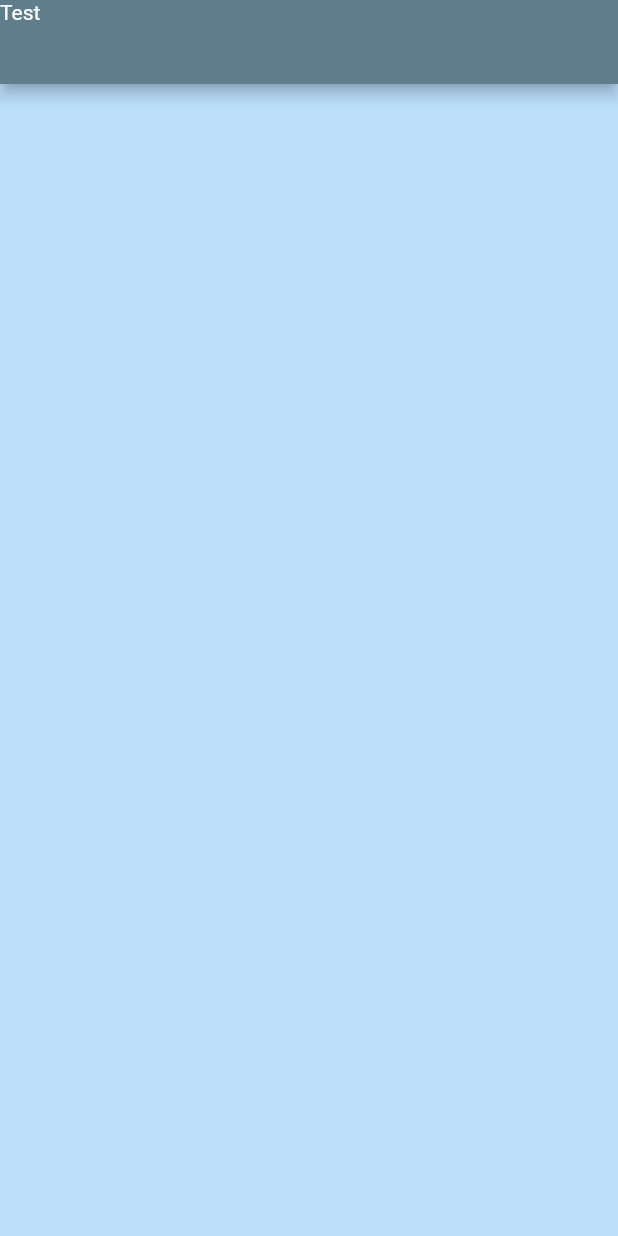
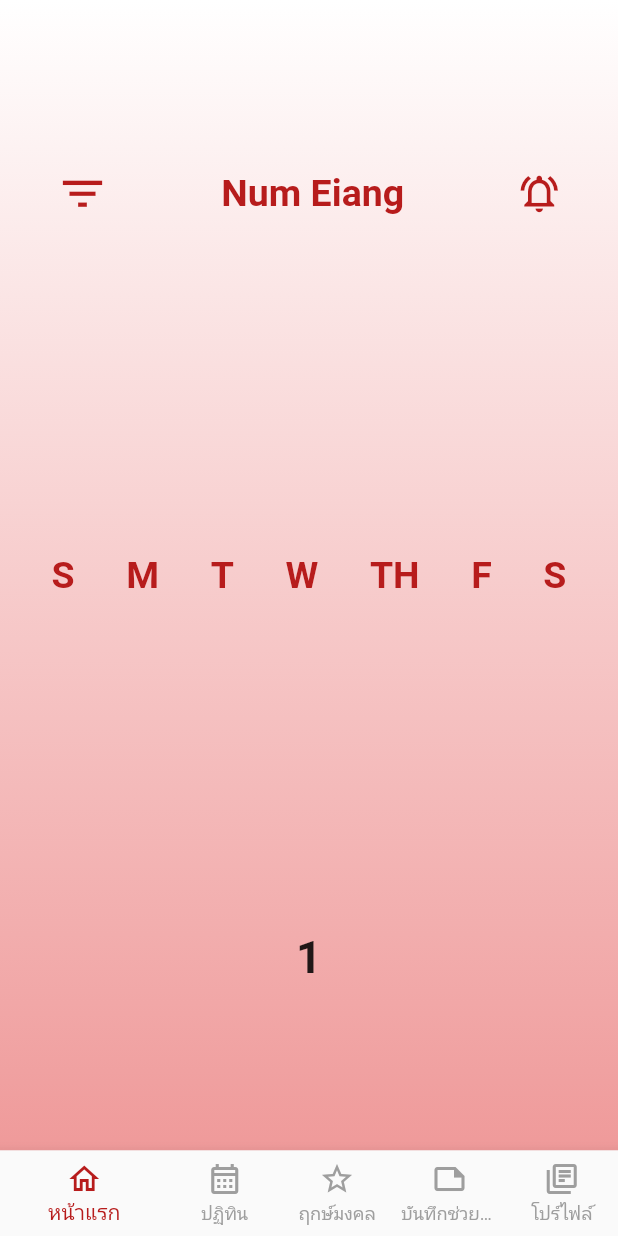
Before and after one commit to NNJio/FlutterTest_NumEiang, a Flutter app: the screen it shows after launch, on a phone screen of 412 x 824 dp. Run offline on Flutter 3.47's test engine with Material 2 defaults, Android fonts, the phone set to English and light mode, and no system bars.

Commit message:
[ADD] Items , contents and Navbar

```diff
--- a/lib/home.dart
+++ /dev/null
@@ -1,23 +0,0 @@
-import 'package:flutter/material.dart';
-import 'package:flutter/src/widgets/container.dart';
-import 'package:flutter/src/widgets/framework.dart';
-
-class HomeScreen extends StatelessWidget {
-  const HomeScreen({super.key});
-
-  @override
-  Widget build(BuildContext context) {
-    return Scaffold(
-      appBar: AppBar(
-        leading: const Text('Test'),
-      ),
-      body: Container(
-        width: MediaQuery.of(context).size.width,
-        height: MediaQuery.of(context).size.height,
-        decoration: BoxDecoration(
-          color: Colors.blue.shade100
-        ),
-      ),
-    );
-  }
-}
--- a/lib/main.dart
+++ b/lib/main.dart
@@ -1,5 +1,5 @@
 import 'package:flutter/material.dart';
-import 'package:test_project/home.dart';
+import 'package:test_project/screens/home.dart';
 
 void main() {
   runApp(const MyApp());
@@ -10,12 +10,9 @@ class MyApp extends StatelessWidget {
 
   @override
   Widget build(BuildContext context) {
-    return MaterialApp(
+    return const MaterialApp(
       debugShowCheckedModeBanner: false,
-      theme: ThemeData(
-        primarySwatch: Colors.blueGrey,
-      ),
-      home: const HomeScreen(),
+      home: HomeScreen(),
     );
   }
 }
--- /dev/null
+++ b/lib/screens/home.dart
@@ -0,0 +1,109 @@
+import 'package:flutter/material.dart';
+
+import '../widgets/day_row.dart';
+import '../widgets/header_row.dart';
+
+class HomeScreen extends StatefulWidget {
+  const HomeScreen({super.key});
+
+  @override
+  State<HomeScreen> createState() => _HomeScreenState();
+}
+
+class _HomeScreenState extends State<HomeScreen> {
+  int _selectedIndex = 0;
+  static const TextStyle optionStyle = TextStyle(
+    fontSize: 30,
+    fontWeight: FontWeight.bold,
+  );
+  static const List<Widget> _widgetOptions = <Widget>[
+    Text(
+      '1',
+      style: optionStyle,
+    ),
+    Text(
+      '2',
+      style: optionStyle,
+    ),
+    Text(
+      '3',
+      style: optionStyle,
+    ),
+    Text(
+      '4',
+      style: optionStyle,
+    ),
+    Text(
+      '5',
+      style: optionStyle,
+    ),
+  ];
+
+  void _onItemTapped(int index) {
+    setState(() {
+      _selectedIndex = index;
+    });
+  }
+
+  @override
+  Widget build(BuildContext context) {
+    return Scaffold(
+      body: Container(
+        width: MediaQuery.of(context).size.width,
+        height: MediaQuery.of(context).size.height,
+        decoration: BoxDecoration(
+          gradient: LinearGradient(
+            colors: [
+              Colors.white,
+              Colors.red.shade200,
+            ],
+            begin: Alignment.topCenter,
+            end: Alignment.bottomCenter,
+          ),
+        ),
+        child: Column(
+          mainAxisAlignment: MainAxisAlignment.spaceAround,
+          children: [
+            // Spacer(), //!
+            HeaderRow(),
+            // Spacer(), //!
+            DayRow(),
+            // Spacer(flex: 12), //!
+            Center(
+              child: _widgetOptions.elementAt(_selectedIndex),
+            ),
+          ],
+        ),
+      ),
+      bottomNavigationBar: BottomNavigationBar(
+        items: const <BottomNavigationBarItem>[
+          BottomNavigationBarItem(
+            icon: Icon(Icons.home_outlined),
+            label: 'หน้าแรก',
+          ),
+          BottomNavigationBarItem(
+            icon: Icon(Icons.calendar_month_outlined),
+            label: 'ปฏิทิน',
+          ),
+          BottomNavigationBarItem(
+            icon: Icon(Icons.star_border),
+            label: 'ฤกษ์มงคล',
+          ),
+          BottomNavigationBarItem(
+            icon: Icon(Icons.note_outlined),
+            label: 'บันทึกช่วยจำ',
+          ),
+          BottomNavigationBarItem(
+            icon: Icon(Icons.my_library_books_outlined),
+            label: 'โปร์ไฟล์',
+          ),
+        ],
+        currentIndex: _selectedIndex,
+        showUnselectedLabels: true,
+        unselectedItemColor: Colors.grey,
+        selectedItemColor: Colors.red[900],
+        onTap: _onItemTapped,
+      ),
+    );
+  }
+}
--- /dev/null
+++ b/lib/widgets/day_row.dart
@@ -0,0 +1,58 @@
+import 'package:flutter/material.dart';
+
+class DayRow extends StatelessWidget {
+  const DayRow({
+    Key? key,
+  }) : super(key: key);
+
+  @override
+  Widget build(BuildContext context) {
+    return Row(
+      mainAxisAlignment: MainAxisAlignment.spaceEvenly,
+      children: [
+        Text('S',
+          style: TextStyle(
+            fontSize: 25,
+            fontWeight: FontWeight.bold,
+            color: Colors.red.shade900,
+          ),),
+        Text('M',
+          style: TextStyle(
+            fontSize: 25,
+            fontWeight: FontWeight.bold,
+            color: Colors.red.shade900,
+          ),),
+        Text('T',
+          style: TextStyle(
+            fontSize: 25,
+            fontWeight: FontWeight.bold,
+            color: Colors.red.shade900,
+          ),),
+        Text('W',
+          style: TextStyle(
+            fontSize: 25,
+            fontWeight: FontWeight.bold,
+            color: Colors.red.shade900,
+          ),),
+        Text('TH',
+          style: TextStyle(
+            fontSize: 25,
+            fontWeight: FontWeight.bold,
+            color: Colors.red.shade900,
+          ),),
+        Text('F',
+          style: TextStyle(
+            fontSize: 25,
+            fontWeight: FontWeight.bold,
+            color: Colors.red.shade900,
+          ),),
+        Text('S',
+          style: TextStyle(
+            fontSize: 25,
+            fontWeight: FontWeight.bold,
+            color: Colors.red.shade900,
+          ),),
+      ],
+    );
+  }
+}
--- /dev/null
+++ b/lib/widgets/header_row.dart
@@ -0,0 +1,35 @@
+import 'package:flutter/material.dart';
+
+class HeaderRow extends StatelessWidget {
+  const HeaderRow({
+    Key? key,
+  }) : super(key: key);
+
+  @override
+  Widget build(BuildContext context) {
+    return Row(
+      mainAxisAlignment: MainAxisAlignment.spaceAround,
+      // crossAxisAlignment: CrossAxisAlignment.center,
+      children: [
+        Icon(
+          Icons.filter_list,
+          size: 35,
+          color: Colors.red.shade900,
+        ),
+        Text(
+          'Num Eiang',
+          style: TextStyle(
+            fontSize: 25,
+            fontWeight: FontWeight.bold,
+            color: Colors.red.shade900,
+          ),
+        ),
+        Icon(
+          Icons.notifications_active_outlined,
+          size: 30,
+          color: Colors.red.shade900,
+        ),
+      ],
+    );
+  }
+}
--- /dev/null
+++ b/lib/widgets/nav_bar.dart
@@ -0,0 +1,72 @@
+import 'package:flutter/material.dart';
+
+class NavBar extends StatefulWidget {
+  const NavBar({super.key});
+
+  @override
+  State<NavBar> createState() => _MyStatefulWidgetState();
+}
+
+class _MyStatefulWidgetState extends State<NavBar> {
+  int _selectedIndex = 0;
+  static const TextStyle optionStyle =
+      TextStyle(fontSize: 30, fontWeight: FontWeight.bold);
+  static const List<Widget> _widgetOptions = <Widget>[
+    Text(
+      '1',
+      style: optionStyle,
+    ),
+    Text(
+      '2',
+      style: optionStyle,
+    ),
+    Text(
+      '3',
+      style: optionStyle,
+    ),
+    Text(
+      '4',
+      style: optionStyle,
+    ),
+    Text(
+      '5',
+      style: optionStyle,
+    ),
+  ];
+
+  void _onItemTapped(int index) {
+    setState(() {
+      _selectedIndex = index;
+    });
+  }
+
+  @override
+  Widget build(BuildContext context) {
+    return
+        // Center(
+        //   child: _widgetOptions.elementAt(_selectedIndex),
+        // );
+
+        BottomNavigationBar(
+      items: const <BottomNavigationBarItem>[
+        BottomNavigationBarItem(
+          icon: Icon(Icons.home_outlined),
+          label: 'หน้าแรก',
+        ),
+        BottomNavigationBarItem(
+          icon: Icon(Icons.calendar_month_outlined),
+          label: 'ปฏิทิน',
+        ),
+        BottomNavigationBarItem(
+          icon: Icon(Icons.star_border),
+          label: 'ฤกษ์มงคล',
+        ),
+
+
+      ],
+      currentIndex: _selectedIndex,
+      selectedItemColor: Colors.red[900],
+      onTap: _onItemTapped,
+    );
+  }
+}
```
